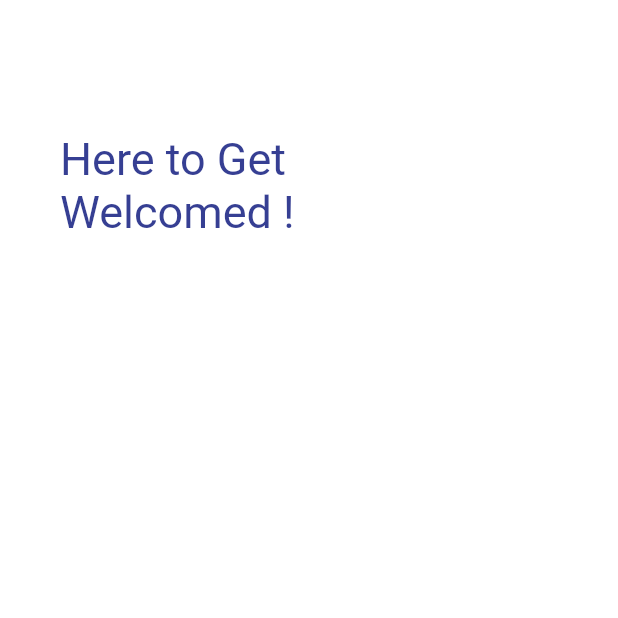
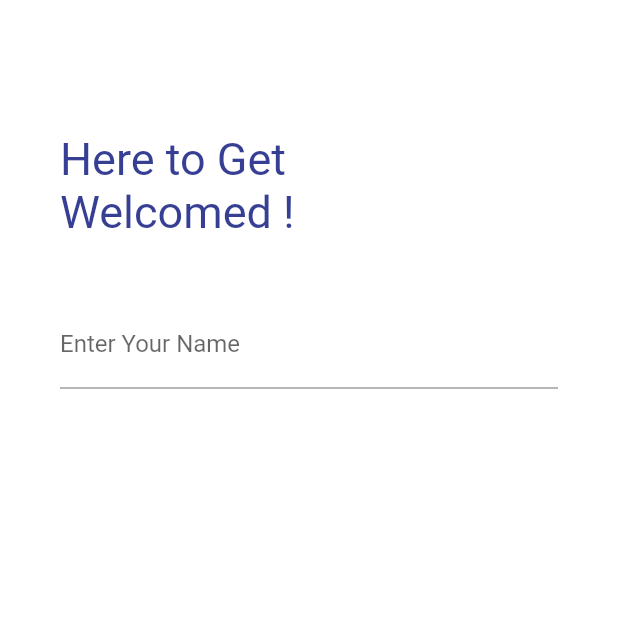
Before and after one commit to OxSama/FormLabWithFlutter, a Flutter app: the screen it shows after launch, on a phone screen of 412 x 824 dp, the top half of it. Run offline on Flutter 3.47's test engine with Material 2 defaults, Android fonts, the phone set to English and light mode, and no system bars; our stand-ins replace flutter_neumorphic.

Commit message:
first TextFormField

```diff
--- a/lib/main.dart
+++ b/lib/main.dart
@@ -51,6 +51,16 @@ class _HomeState extends State<Home> {
                   "Welcomed !",
                   style: TextStyle(fontSize: 30, color: Color(0xFF363f93)),
                 ),
+                SizedBox(
+                  height: height * 0.05,
+                ),
+                TextFormField(
+                  decoration: const InputDecoration(
+                    labelText: "Enter Your Name",
+                  ),
+                  validator: (value) {
+                  },
+                ),
               ],
             ),
           ),
```
